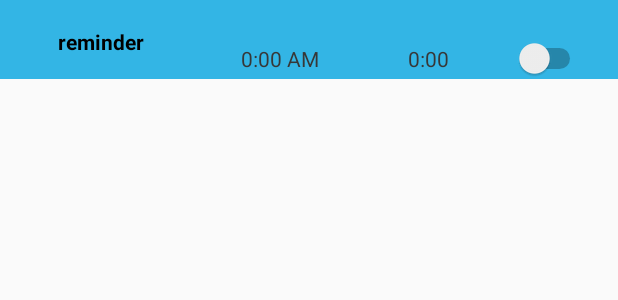
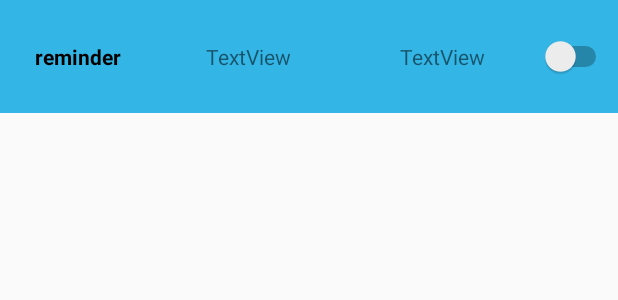
Before and after one commit to JohnK0/NudgeSwype, an Android app: the layout reminder.xml on its own in the app's theme, with its tools: preview values and no code run, on a phone screen of 412 x 824 dp. Shown: the top 300 px of the screen. Run offline under Robolectric (Android 15) with nearby library versions, the phone set to English and light mode, and no system bars.

Commit message:
editted main activity .xml file

```diff
--- a/app/src/main/java/com/hci/nudgeswype/AddReminder.kt
+++ b/app/src/main/java/com/hci/nudgeswype/AddReminder.kt
@@ -54,7 +54,7 @@ class AddReminder : AppCompatActivity() {
                 reminderHour = reminderHour - 12
         }
 
-        val reminderTime = reminderHour.toString() + ":" + convertMinuteToString(reminderMinute) + " " + period
+        val reminderTime = "Reminder Time: " + reminderHour.toString() + ":" + convertMinuteToString(reminderMinute) + " " + period
         return reminderTime
 
     }
@@ -62,7 +62,7 @@ class AddReminder : AppCompatActivity() {
     fun getSnoozeTime(): String {
         val snoozePicker: NumberPicker = findViewById(R.id.numPicker)
         val snoozeTime = snoozePicker.getValue()
-        return "0:" + convertMinuteToString(snoozeTime)
+        return "Snooze:\n" + convertMinuteToString(snoozeTime)
     }
 
     fun getReminderName(): String {
--- a/app/src/main/java/com/hci/nudgeswype/AlarmUtil.kt
+++ b/app/src/main/java/com/hci/nudgeswype/AlarmUtil.kt
@@ -8,8 +8,11 @@ import java.util.*
 
 class AlarmUtil(){
     companion object {
-        fun setAlarm(context: Context, requestCode: Int, nowSeconds: Long, alarmTime: Long) {
-            val wakeUpTime = (nowSeconds + alarmTime) * 1000
+        fun setAlarm(context: Context, requestCode: Int, nowSeconds: Long, alarmTime: Long, isSnooze: Boolean) {
+            var wakeUpTime: Long
+ //           if (isSnooze)
+                wakeUpTime = (nowSeconds + alarmTime) * 1000
+
             val alarmManager = context.getSystemService(Context.ALARM_SERVICE) as AlarmManager
             val intent = Intent(context, ReminderExpiredReceiver::class.java)
             intent.putExtra("request code", requestCode)
--- a/app/src/main/java/com/hci/nudgeswype/ReminderNotificationActionReceiver.kt
+++ b/app/src/main/java/com/hci/nudgeswype/ReminderNotificationActionReceiver.kt
@@ -11,12 +11,12 @@ class ReminderNotificationActionReceiver : BroadcastReceiver() {
         when (intent.action){
             AppConstants.ACTION_SNOOZE -> {
       //          val secondsRemaining = PrefUtil.getSecondsRemaining(context)
-                MainActivity.setAlarm(context, intent.getIntExtra("request code", 0), MainActivity.nowSeconds, 5)
+                AlarmUtil.setAlarm(context, intent.getIntExtra("request code", 0), AlarmUtil.nowSeconds, 5, true)
                 //PrefUtil.setTimerState(MainActivity.TimerState.Running, context)
                 NotificationUtil.hideTimerNotification(context)
             }
             AppConstants.ACTION_FINISH -> {
-                MainActivity.removeAlarm(context)
+                AlarmUtil.removeAlarm(context)
 //                PrefUtil.setTimerState(MainActivity.TimerState.Stopped, context)
                 NotificationUtil.hideTimerNotification(context)
             }
--- a/app/src/main/java/com/hci/nudgeswype/ReminderViewHolder.kt
+++ b/app/src/main/java/com/hci/nudgeswype/ReminderViewHolder.kt
@@ -98,7 +98,8 @@ class ReminderViewHolder(inflater: LayoutInflater, parent: ViewGroup, parentCont
 
     private fun alarmState(checked: Boolean, adapterPosition: Int) {
         if (checked) {
-            AlarmUtil.setAlarm(parentContext, adapterPosition, AlarmUtil.nowSeconds, 5)
+
+            AlarmUtil.setAlarm(parentContext, adapterPosition, AlarmUtil.nowSeconds, 5, false)
         }
     }
 
--- a/app/src/main/res/layout/reminder.xml
+++ b/app/src/main/res/layout/reminder.xml
@@ -9,44 +9,40 @@
     <TextView
             android:text="@string/reminder_name"
             android:layout_width="100dp"
-            android:layout_height="26dp"
+            android:layout_height="59dp"
             android:id="@+id/reminderName" android:gravity="center"
             android:textColor="@android:color/black" android:textStyle="bold"
-            app:layout_constraintEnd_toStartOf="@+id/reminderTime"
-            app:layout_constraintBottom_toTopOf="@+id/reminderTime"
-            app:layout_constraintTop_toTopOf="@+id/reminderTime" app:layout_constraintStart_toStartOf="parent"
-            android:layout_marginEnd="15dp"
-            android:layout_marginRight="15dp" app:layout_constraintHorizontal_bias="0.12"
-            android:layout_marginLeft="1dp" android:layout_marginStart="1dp"/>
-    <TextView
-            android:text="@string/reminder_snooze"
-            android:layout_width="58dp"
-            android:layout_height="23dp"
-            android:id="@+id/reminderSnooze" android:gravity="center"
-            app:layout_constraintBaseline_toBaselineOf="@+id/reminderSwitch"
-            app:layout_constraintStart_toEndOf="@+id/reminderTime"
-            app:layout_constraintEnd_toStartOf="@+id/reminderSwitch" android:layout_marginEnd="12dp"
-            android:layout_marginRight="12dp" android:textColor="@color/daysOfTheWeekOff"/>
-    <TextView
-            android:text="@string/reminder_time"
-            android:layout_width="77dp"
-            android:layout_height="23dp"
-            android:id="@+id/reminderTime" android:gravity="center"
-            app:layout_constraintBaseline_toBaselineOf="@+id/reminderSnooze"
-            app:layout_constraintStart_toEndOf="@+id/reminderName"
-            app:layout_constraintEnd_toStartOf="@+id/reminderSnooze"
-            android:layout_marginEnd="16dp" android:layout_marginRight="16dp"
-            android:textColor="@color/daysOfTheWeekOff"/>
+            app:layout_constraintStart_toStartOf="parent"
+            android:layout_marginStart="1dp" android:layout_marginTop="8dp" app:layout_constraintTop_toTopOf="parent"
+            android:layout_marginBottom="8dp" app:layout_constraintBottom_toBottomOf="parent"/>
 
 
     <Switch
             android:layout_width="wrap_content"
             android:layout_height="wrap_content"
-            android:id="@+id/reminderSwitch" android:layout_marginTop="25dp"
+            android:id="@+id/reminderSwitch" android:layout_marginTop="24dp"
             android:theme="@style/SwitchTheme"
-            app:layout_constraintStart_toEndOf="@+id/reminderSnooze" app:layout_constraintEnd_toEndOf="parent"
-            app:layout_constraintTop_toTopOf="parent" android:layout_marginEnd="6dp" android:layout_marginRight="6dp"
-            app:layout_constraintHorizontal_bias="0.92"/>
+            app:layout_constraintEnd_toEndOf="parent"
+            app:layout_constraintTop_toTopOf="parent" android:layout_marginEnd="4dp"
+    />
+    <TextView
+            android:text="TextView"
+            android:layout_width="128dp"
+            android:layout_height="59dp" app:layout_constraintTop_toTopOf="parent"
+            app:layout_constraintBottom_toBottomOf="parent"
+            android:id="@+id/reminderTime" android:gravity="center" android:layout_marginBottom="8dp"
+            app:layout_constraintStart_toEndOf="@+id/reminderName"
+            android:layout_marginTop="8dp" app:layout_constraintVertical_bias="0.0"/>
+    <TextView
+            android:text="TextView"
+            android:layout_width="113dp"
+            android:layout_height="59dp" app:layout_constraintTop_toTopOf="parent"
+            app:layout_constraintBottom_toBottomOf="parent"
+            android:id="@+id/reminderSnooze"
+            android:gravity="center" android:layout_marginBottom="4dp"
+            app:layout_constraintEnd_toStartOf="@+id/reminderSwitch" android:layout_marginEnd="8dp"
+            app:layout_constraintStart_toEndOf="@+id/reminderTime" android:layout_marginStart="8dp"
+            android:layout_marginTop="4dp"/>
 
 
 </android.support.constraint.ConstraintLayout>
```
